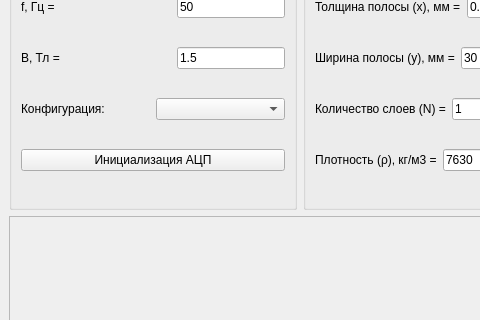
First picture: the form in epsdesign.ui, repository BuslaySt/Epstein, before the edit; both pictures show x 0 to 480 and y 105 to 425 of the 600 by 800 pixel window.
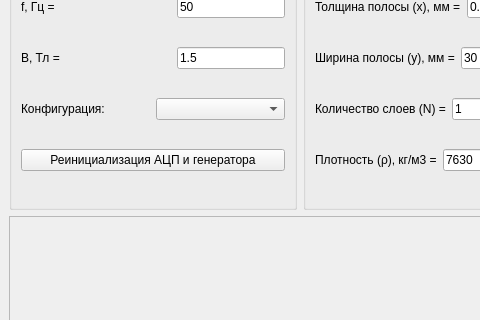
Second picture: the form after the edit. Icons and pictures are not drawn. Custom widgets are drawn as their Qt base class.

The edit to the form file:
```diff
--- a/epsdesign.ui
+++ b/epsdesign.ui
@@ -120,7 +120,7 @@
          <item>
           <widget class="QPushButton" name="pBtn_init">
            <property name="text">
-            <string>Инициализация АЦП</string>
+            <string>Реинициализация АЦП и генератора</string>
            </property>
           </widget>
          </item>
```
